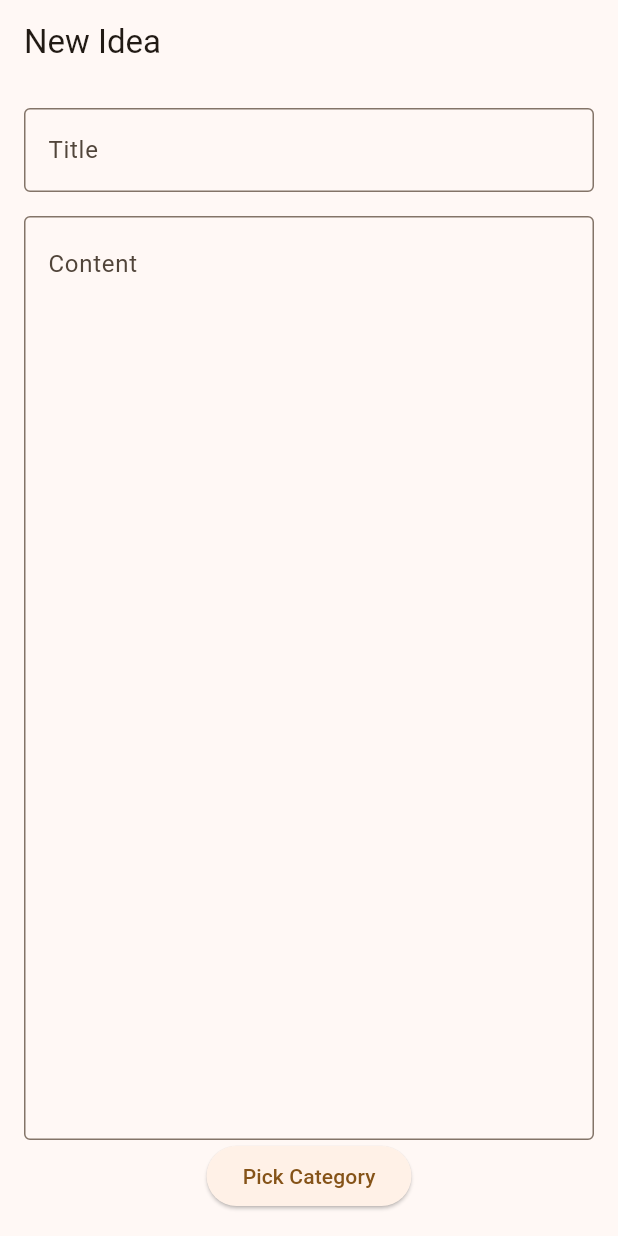
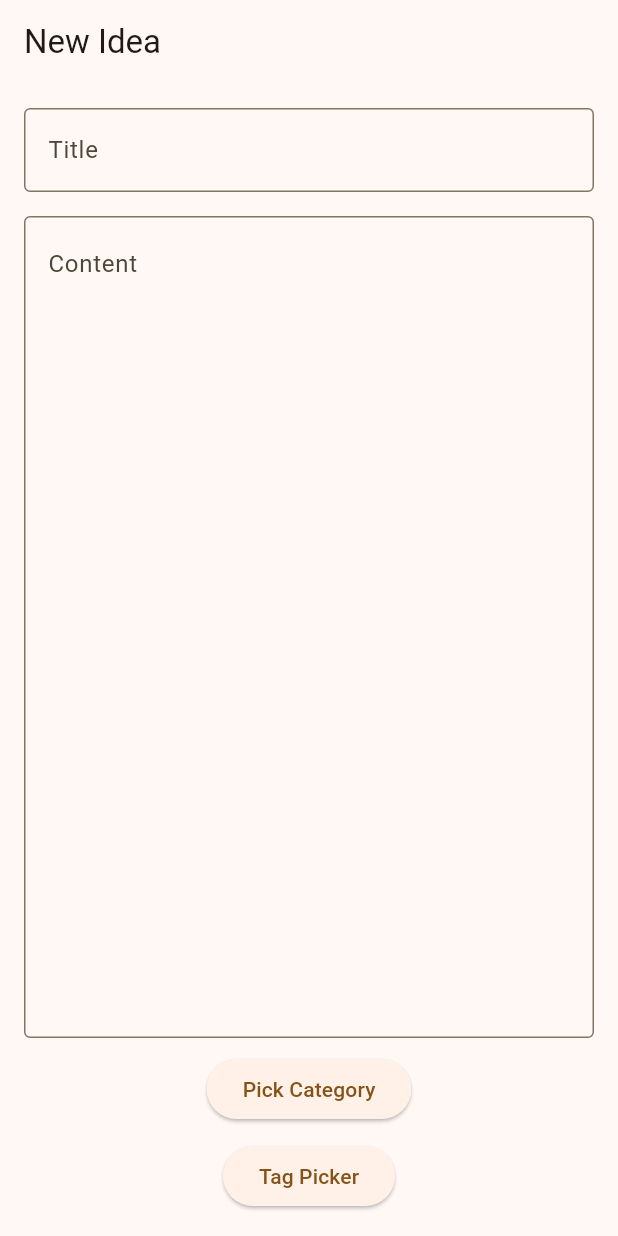
Before and after one commit to Veeqy/ideavault, a Flutter app: the AddEditIdeaScreen screen opened by its route, on a phone screen of 412 x 824 dp. Run offline on Flutter 3.47's test engine with Material 3 defaults, Android fonts, the phone set to English and light mode, and no system bars; our stand-ins replace go_router.

Commit message:
feat: Tag picker feature

```diff
--- a/lib/core/routing/app_route_names.dart
+++ b/lib/core/routing/app_route_names.dart
@@ -5,4 +5,5 @@ class AppRouteNames {
   static const String editIdea = 'edit-idea';
   static const String settings = 'settings';
   static const String categoryPicker = 'category-picker';
+  static const String tagPicker = 'tag-picker';
 }
--- a/lib/core/routing/app_router.dart
+++ b/lib/core/routing/app_router.dart
@@ -1,10 +1,14 @@
+import 'dart:math';
+
 import 'package:flutter/material.dart';
 import 'package:go_router/go_router.dart';
 import 'package:ideavault/core/common_widgets/main_shell.dart';
 import 'package:ideavault/core/routing/app_route_names.dart';
+import 'package:ideavault/features/ideas/presentation/screens/about_screen.dart';
 import 'package:ideavault/features/ideas/presentation/screens/add_edit_idea_screen.dart';
 import 'package:ideavault/features/ideas/presentation/screens/category_picker_screen.dart';
 import 'package:ideavault/features/ideas/presentation/screens/home_screen.dart';
+import 'package:ideavault/features/ideas/presentation/screens/tag_picker_screen.dart';
 import 'package:ideavault/features/settings/presentation/screens/settings_screen.dart';
 
 // Create a key for the root navigator
@@ -36,15 +40,34 @@ final appRouter = GoRouter(
           routes: [
             GoRoute(
               path: '/settings',
-              name: AppRouteNames.settings ,
+              name: AppRouteNames.settings,
               builder: (context, state) => const SettingsScreen(),
+            ),
+          ],
+        ),
+
+        // The third branch, or tab
+        StatefulShellBranch(
+          routes: [
+            GoRoute(
+              path: '/about',
+              name: AppRouteNames.about,
+              // parentNavigatorKey: _rootNavigatorKey,
+              builder: (context, state) => AboutScreen(),
             ),
           ],
         ),
       ],
     ),
+
     // A separate, top-level route for creating/editing ideas
     // This will display OVER the shell route
+    // StatefulShellRoute(
+    //   branches: [],
+    //   navigatorContainerBuilder: (context, state, child) {
+    //     return MainShell(navigationShell: null, child: child);
+    //   },
+    // ),
     GoRoute(
       path: '/idea/:id',
       name: AppRouteNames.editIdea,
@@ -58,13 +81,20 @@ final appRouter = GoRouter(
       path: '/new-idea',
       name: AppRouteNames.newIdea,
       parentNavigatorKey: _rootNavigatorKey,
-      builder: (context, state) =>  AddEditIdeaScreen(),
+      builder: (context, state) => AddEditIdeaScreen(),
     ),
-  GoRoute(
-  path: '/picker/category',
-  name: AppRouteNames.categoryPicker, // Add 'categoryPicker' to AppRouteNames
-  parentNavigatorKey: _rootNavigatorKey,
-  builder: (context, state) => const CategoryPickerScreen(),
-),
+    GoRoute(
+      path: '/picker/category',
+      name:
+          AppRouteNames.categoryPicker, // Add 'categoryPicker' to AppRouteNames
+      parentNavigatorKey: _rootNavigatorKey,
+      builder: (context, state) => const CategoryPickerScreen(),
+    ),
+    GoRoute(
+      path: '/tag-picker',
+      name: AppRouteNames.tagPicker, // Add 'categoryPicker' to AppRouteNames
+      parentNavigatorKey: _rootNavigatorKey,
+      builder: (context, state) => const TagPickerScreen(),
+    ),
   ],
 );
--- a/lib/features/ideas/presentation/screens/add_edit_idea_screen.dart
+++ b/lib/features/ideas/presentation/screens/add_edit_idea_screen.dart
@@ -1,3 +1,5 @@
+import 'dart:developer';
+
 import 'package:flutter/material.dart';
 import 'package:go_router/go_router.dart';
 import 'package:ideavault/core/routing/app_route_names.dart';
@@ -9,7 +11,6 @@ class AddEditIdeaScreen extends StatefulWidget {
 
   @override
   State<AddEditIdeaScreen> createState() => _AddEditIdeaScreenState();
-
 }
 
 class _AddEditIdeaScreenState extends State<AddEditIdeaScreen> {
@@ -65,10 +66,12 @@ class _AddEditIdeaScreenState extends State<AddEditIdeaScreen> {
                 ),
               ),
             ),
+            SizedBox(height: 10.0),
             ElevatedButton(
               onPressed: () async {
-        // We use 'pushNamed' because it's like a dialog, we expect a result back
-        final result = await context.pushNamed(AppRouteNames.categoryPicker);
+                final result = await context.pushNamed(
+                  AppRouteNames.categoryPicker,
+                );
                 if (result != null && result is String) {
                   setState(() {
                     _selectedCategory = result;
@@ -77,6 +80,7 @@ class _AddEditIdeaScreenState extends State<AddEditIdeaScreen> {
               },
               child: const Text('Pick Category'),
             ),
+
             if (_selectedCategory != null)
               Padding(
                 padding: const EdgeInsets.only(top: 8.0),
@@ -85,8 +89,15 @@ class _AddEditIdeaScreenState extends State<AddEditIdeaScreen> {
                   style: const TextStyle(fontWeight: FontWeight.bold),
                 ),
               ),
+            SizedBox(height: 10.0),
+            ElevatedButton(
+              onPressed: () {
+                context.pushNamed(AppRouteNames.tagPicker);
+              },
+              child: const Text('Tag Picker'),
+            ),
           ],
-        )
+        ),
       ),
     );
   }
--- a/pubspec.yaml
+++ b/pubspec.yaml
@@ -35,6 +35,7 @@ dependencies:
   # Use with the CupertinoIcons class for iOS style icons.
   cupertino_icons: ^1.0.8
   go_router: ^16.2.4
+  # multiselect: ^0.1.1
 
 dev_dependencies:
   flutter_test:
```
Also changed, not shown: lib/core/common_widgets/main_shell.dart (+9 -0 lines), lib/features/ideas/presentation/screens/tag_picker_screen.dart (added, +154 -0 lines), 1 other file. Lines whose indentation alone changed are shown as unchanged.
